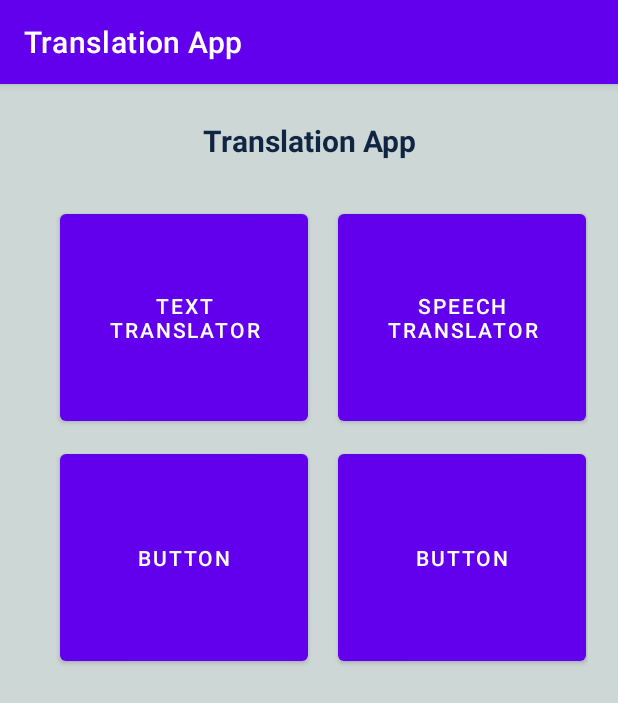
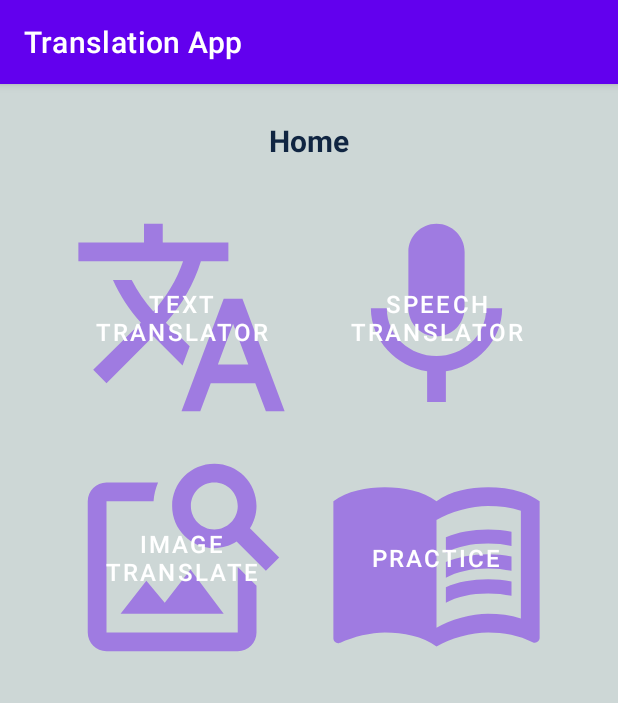
Before and after one commit to DerisO22/Android-Translation-App, an Android app: the screen it shows after launch (MainActivity before the commit, homeActivity after it), on a phone screen of 412 x 824 dp. Shown: the top 703 px of the screen. Run offline under Robolectric (Android 15) with nearby library versions, the phone set to English and light mode, and no system bars.

Commit message:
Button and Navigation Commit :)

```diff
--- a/app/build.gradle
+++ b/app/build.gradle
@@ -32,6 +32,7 @@ dependencies {
     implementation 'androidx.appcompat:appcompat:1.6.1'
     implementation 'com.google.android.material:material:1.11.0'
     implementation 'androidx.constraintlayout:constraintlayout:2.1.4'
+    implementation 'com.google.ar.sceneform:filament-android:1.17.1'
     testImplementation 'junit:junit:4.13.2'
     androidTestImplementation 'androidx.test.ext:junit:1.1.5'
     androidTestImplementation 'androidx.test.espresso:espresso-core:3.5.1'
--- a/app/src/main/java/com/example/translationappandroid/MainActivity.java
+++ /dev/null
@@ -1,14 +0,0 @@
-package com.example.translationappandroid;
-
-import androidx.appcompat.app.AppCompatActivity;
-
-import android.os.Bundle;
-
-public class MainActivity extends AppCompatActivity {
-
-    @Override
-    protected void onCreate(Bundle savedInstanceState) {
-        super.onCreate(savedInstanceState);
-        setContentView(R.layout.activity_main);
-    }
-}
--- /dev/null
+++ b/app/src/main/java/com/example/translationappandroid/homeActivity.java
@@ -0,0 +1,82 @@
+package com.example.translationappandroid;
+
+import android.content.Intent;
+import android.os.Bundle;
+import android.view.MotionEvent;
+import android.view.View;
+import android.widget.Button;
+import android.view.MotionEvent;
+
+import androidx.appcompat.app.AppCompatActivity;
+
+public class homeActivity extends AppCompatActivity {
+
+    Button btn;
+    Button btn2;
+    Button btn3;
+    Button btn4;
+
+    float x1,x2,y1,y2;
+
+    @Override
+    protected void onCreate(Bundle savedInstanceState) {
+        super.onCreate(savedInstanceState);
+        setContentView(R.layout.activity_main);
+        setTitle("Translation App");
+
+        //Navigate Between Windows From Home Page
+        btn = (Button) findViewById(R.id.button1);
+        btn2 =(Button) findViewById(R.id.button2);
+        btn3 = (Button) findViewById(R.id.button3);
+        btn4 =(Button) findViewById(R.id.button4);
+
+        btn.setOnClickListener(new View.OnClickListener(){
+            @Override
+            public void onClick(View view){
+                Intent intent = new Intent(homeActivity.this, textActivity.class);
+                startActivity(intent);
+            }
+        });
+        btn2.setOnClickListener(new View.OnClickListener(){
+            @Override
+            public void onClick(View view){
+                Intent intent = new Intent(homeActivity.this, voiceActivity.class);
+                startActivity(intent);
+            }
+        });
+        btn3.setOnClickListener(new View.OnClickListener(){
+            @Override
+            public void onClick(View view){
+                Intent intent = new Intent(homeActivity.this, imageActivity.class);
+                startActivity(intent);
+            }
+        });
+        btn4.setOnClickListener(new View.OnClickListener(){
+            @Override
+            public void onClick(View view){
+                Intent intent = new Intent(homeActivity.this, practiceActivity.class);
+                startActivity(intent);
+            }
+        });
+
+    }
+
+    //Swipe Window Right
+    public boolean onTouchEvent(MotionEvent touchEvent){
+        switch(touchEvent.getAction()){
+            case MotionEvent.ACTION_DOWN:
+                x1 = touchEvent.getX();
+                y1 = touchEvent.getY();
+                break;
+            case MotionEvent.ACTION_UP:
+                x2 = touchEvent.getX();
+                y2 = touchEvent.getY();
+                if(x1-150 > x2){
+                    Intent i = new Intent(homeActivity.this, textActivity.class);
+                    startActivity(i);
+                }
+                break;
+        }
+        return false;
+    }
+}
--- /dev/null
+++ b/app/src/main/res/drawable/book_logo.xml
@@ -0,0 +1,9 @@
+<vector android:alpha="0.43" android:autoMirrored="true"
+    android:height="24dp" android:tint="#FF7C7C"
+    android:viewportHeight="24" android:viewportWidth="24"
+    android:width="24dp" xmlns:android="http://schemas.android.com/apk/res/android">
+    <path android:fillColor="@android:color/white" android:pathData="M21,5c-1.11,-0.35 -2.33,-0.5 -3.5,-0.5c-1.95,0 -4.05,0.4 -5.5,1.5c-1.45,-1.1 -3.55,-1.5 -5.5,-1.5S2.45,4.9 1,6v14.65c0,0.25 0.25,0.5 0.5,0.5c0.1,0 0.15,-0.05 0.25,-0.05C3.1,20.45 5.05,20 6.5,20c1.95,0 4.05,0.4 5.5,1.5c1.35,-0.85 3.8,-1.5 5.5,-1.5c1.65,0 3.35,0.3 4.75,1.05c0.1,0.05 0.15,0.05 0.25,0.05c0.25,0 0.5,-0.25 0.5,-0.5V6C22.4,5.55 21.75,5.25 21,5zM21,18.5c-1.1,-0.35 -2.3,-0.5 -3.5,-0.5c-1.7,0 -4.15,0.65 -5.5,1.5V8c1.35,-0.85 3.8,-1.5 5.5,-1.5c1.2,0 2.4,0.15 3.5,0.5V18.5z"/>
+    <path android:fillColor="@android:color/white" android:pathData="M17.5,10.5c0.88,0 1.73,0.09 2.5,0.26V9.24C19.21,9.09 18.36,9 17.5,9c-1.7,0 -3.24,0.29 -4.5,0.83v1.66C14.13,10.85 15.7,10.5 17.5,10.5z"/>
+    <path android:fillColor="@android:color/white" android:pathData="M13,12.49v1.66c1.13,-0.64 2.7,-0.99 4.5,-0.99c0.88,0 1.73,0.09 2.5,0.26V11.9c-0.79,-0.15 -1.64,-0.24 -2.5,-0.24C15.8,11.66 14.26,11.96 13,12.49z"/>
+    <path android:fillColor="@android:color/white" android:pathData="M17.5,14.33c-1.7,0 -3.24,0.29 -4.5,0.83v1.66c1.13,-0.64 2.7,-0.99 4.5,-0.99c0.88,0 1.73,0.09 2.5,0.26v-1.52C19.21,14.41 18.36,14.33 17.5,14.33z"/>
+</vector>
--- /dev/null
+++ b/app/src/main/res/drawable/image_logo.xml
@@ -0,0 +1,5 @@
+<vector android:alpha="0.43" android:height="24dp"
+    android:tint="#FF7C7C" android:viewportHeight="24"
+    android:viewportWidth="24" android:width="24dp" xmlns:android="http://schemas.android.com/apk/res/android">
+    <path android:fillColor="@android:color/white" android:pathData="M18,13v7L4,20L4,6h5.02c0.05,-0.71 0.22,-1.38 0.48,-2L4,4c-1.1,0 -2,0.9 -2,2v14c0,1.1 0.9,2 2,2h14c1.1,0 2,-0.9 2,-2v-5l-2,-2zM16.5,18h-11l2.75,-3.53 1.96,2.36 2.75,-3.54zM19.3,8.89c0.44,-0.7 0.7,-1.51 0.7,-2.39C20,4.01 17.99,2 15.5,2S11,4.01 11,6.5s2.01,4.5 4.49,4.5c0.88,0 1.7,-0.26 2.39,-0.7L21,13.42 22.42,12 19.3,8.89zM15.5,9C14.12,9 13,7.88 13,6.5S14.12,4 15.5,4 18,5.12 18,6.5 16.88,9 15.5,9z"/>
+</vector>
--- /dev/null
+++ b/app/src/main/res/drawable/mic.xml
@@ -0,0 +1,5 @@
+<vector android:alpha="0.43" android:height="24dp"
+    android:tint="#FF7C7C" android:viewportHeight="24"
+    android:viewportWidth="24" android:width="24dp" xmlns:android="http://schemas.android.com/apk/res/android">
+    <path android:fillColor="@android:color/white" android:pathData="M12,14c1.66,0 2.99,-1.34 2.99,-3L15,5c0,-1.66 -1.34,-3 -3,-3S9,3.34 9,5v6c0,1.66 1.34,3 3,3zM17.3,11c0,3 -2.54,5.1 -5.3,5.1S6.7,14 6.7,11L5,11c0,3.41 2.72,6.23 6,6.72L11,21h2v-3.28c3.28,-0.48 6,-3.3 6,-6.72h-1.7z"/>
+</vector>
--- /dev/null
+++ b/app/src/main/res/drawable/translate_logo.xml
@@ -0,0 +1,5 @@
+<vector android:alpha="0.43" android:height="24dp"
+    android:tint="#FF7C7C" android:viewportHeight="24"
+    android:viewportWidth="24" android:width="24dp" xmlns:android="http://schemas.android.com/apk/res/android">
+    <path android:fillColor="@android:color/white" android:pathData="M12.87,15.07l-2.54,-2.51 0.03,-0.03c1.74,-1.94 2.98,-4.17 3.71,-6.53L17,6L17,4h-7L10,2L8,2v2L1,4v1.99h11.17C11.5,7.92 10.44,9.75 9,11.35 8.07,10.32 7.3,9.19 6.69,8h-2c0.73,1.63 1.73,3.17 2.98,4.56l-5.09,5.02L4,19l5,-5 3.11,3.11 0.76,-2.04zM18.5,10h-2L12,22h2l1.12,-3h4.75L21,22h2l-4.5,-12zM15.88,17l1.62,-4.33L19.12,17h-3.24z"/>
+</vector>
--- a/app/src/main/res/layout/activity_main.xml
+++ b/app/src/main/res/layout/activity_main.xml
@@ -6,7 +6,7 @@
     android:orientation="vertical"
     android:background="@color/plat"
     android:layout_height="match_parent"
-    tools:context=".MainActivity"
+    tools:context=".homeActivity"
     tools:ignore="NamespaceTypo">
 
     <TextView
@@ -16,7 +16,7 @@
         android:layout_marginBottom="15dp"
         android:gravity="center"
         android:padding="4dp"
-        android:text="Translation App"
+        android:text="Home"
         android:textAlignment="center"
         android:textColor="@color/teal"
         android:textSize="20sp"
@@ -27,26 +27,32 @@
         android:layout_height="wrap_content"
         android:orientation="horizontal"
         android:weightSum="3"
-        android:layout_marginStart="20dp"
-        android:layout_marginEnd="20dp"
+        android:gravity="center"
         android:layout_marginTop="10dp">
 
         <Button
-            android:id="@+id/button3"
-            android:layout_width="165dp"
+            android:id="@+id/button1"
+            android:layout_width="150dp"
             android:layout_height="150dp"
-            android:layout_marginHorizontal="20dp"
+            android:layout_marginHorizontal="10dp"
             android:text="Text Translator"
-            tools:layout_editor_absoluteX="51dp"
-            tools:layout_editor_absoluteY="183dp" />
+            android:textColorHighlight="@color/white"
+            android:textFontWeight="950"
+            android:textSize="16sp"
+            android:backgroundTint="@color/white"
+            android:background="@drawable/translate_logo"
+            android:layout_gravity="center" />
 
         <Button
-            android:id="@+id/button4"
-            android:layout_width="165dp"
+            android:id="@+id/button2"
+            android:layout_width="150dp"
             android:layout_height="150dp"
             android:text="Speech Translator"
-            tools:layout_editor_absoluteX="227dp"
-            tools:layout_editor_absoluteY="183dp" />
+            android:textSize="16sp"
+            android:backgroundTint="@color/white"
+            android:background="@drawable/mic"
+            android:layout_marginHorizontal="10dp"
+            android:layout_gravity="center" />
 
     </LinearLayout>
 
@@ -55,29 +61,30 @@
         android:layout_height="wrap_content"
         android:orientation="horizontal"
         android:weightSum="3"
-        android:layout_marginStart="20dp"
-        android:layout_marginEnd="20dp"
+        android:gravity="center"
         android:layout_marginTop="10dp">
 
+        <Button
+            android:id="@+id/button3"
+            android:layout_width="150dp"
+            android:layout_height="150dp"
+            android:layout_marginHorizontal="10dp"
+            android:text="Image Translate"
+            android:textSize="16sp"
+            android:backgroundTint="@color/white"
+            android:background="@drawable/image_logo"
+            android:layout_gravity="center" />
 
-    <Button
-        android:id="@+id/button"
-        android:layout_width="165dp"
-        android:layout_height="150dp"
-        android:layout_marginHorizontal="20dp"
-        android:gravity="center"
-        android:text="Button"
-        tools:layout_editor_absoluteX="62dp"
-        tools:layout_editor_absoluteY="369dp" />
-
-    <Button
-        android:id="@+id/button2"
-        android:layout_width="165dp"
-        android:layout_height="150dp"
-        android:gravity="center"
-        android:text="Button"
-        tools:layout_editor_absoluteX="207dp"
-        tools:layout_editor_absoluteY="366dp" />
+        <Button
+            android:id="@+id/button4"
+            android:layout_width="150dp"
+            android:layout_height="150dp"
+            android:text="Practice"
+            android:textSize="16sp"
+            android:layout_marginHorizontal="10dp"
+            android:backgroundTint="@color/white"
+            android:background="@drawable/book_logo"
+            android:layout_gravity="center" />
     </LinearLayout>
 
 </LinearLayout>
--- a/app/src/main/res/layout/activity_main2.xml
+++ b/app/src/main/res/layout/activity_main2.xml
@@ -6,7 +6,7 @@
     android:orientation="vertical"
     android:background="@color/plat"
     android:layout_height="match_parent"
-    tools:context=".MainActivity"
+    tools:context=".homeActivity"
     tools:ignore="NamespaceTypo">
 
     <TextView
@@ -47,7 +47,8 @@
             android:layout_weight="1"
             android:src="@drawable/baseline_dehaze_24"
             app:tint="@color/white"
-            android:layout_gravity="left" />
+            android:layout_gravity="left"
+            tools:ignore="UseAppTint" />
 
         <Spinner
             android:layout_width="0dp"
```
Also changed, not shown: app/src/main/AndroidManifest.xml (+14 -5 lines), app/src/main/java/com/example/translationappandroid/MainActivity2.java (deleted, +0 -14 lines), app/src/main/java/com/example/translationappandroid/imageActivity.java (added, +40 -0 lines), app/src/main/java/com/example/translationappandroid/practiceActivity.java (added, +38 -0 lines), app/src/main/java/com/example/translationappandroid/textActivity.java (added, +40 -0 lines), app/src/main/java/com/example/translationappandroid/voiceActivity.java (added, +40 -0 lines), app/src/main/res/drawable/button_border.xml (added, +9 -0 lines), app/src/main/res/layout/activity_image.xml (added, +9 -0 lines), app/src/main/res/layout/activity_practice.xml (added, +10 -0 lines), app/src/main/res/layout/activity_voice.xml (added, +9 -0 lines).
